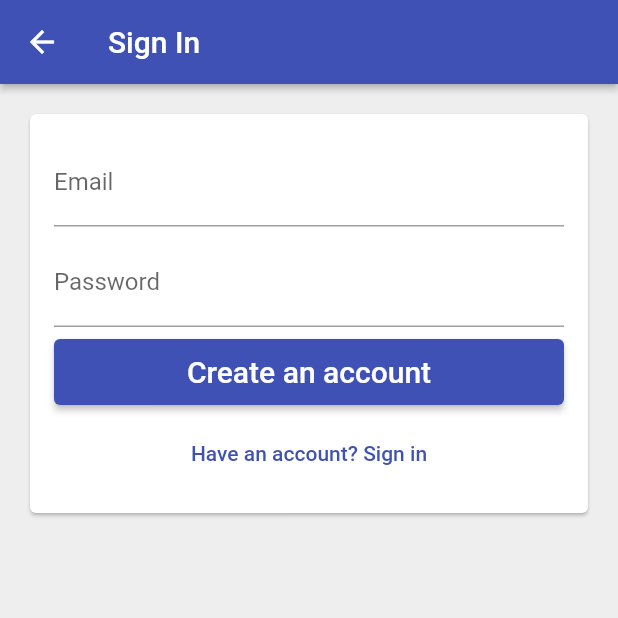
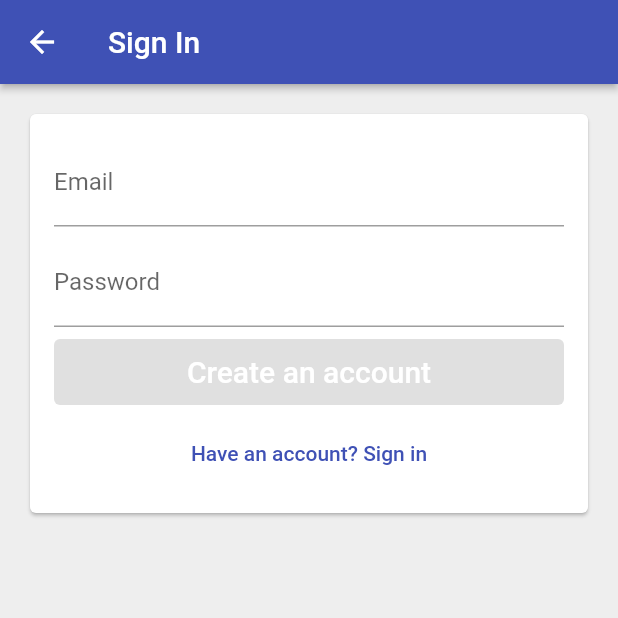
Before and after one commit to EldarioLink/Time_Tracker, a Flutter app: the EmailSignInPage screen opened directly with empty values, after a tap on "Need an account? Register", on a phone screen of 412 x 824 dp, the top half of it. Run offline on Flutter 3.47's test engine with Material 2 defaults, Android fonts, the light colour scheme and no system bars; our stand-ins replace firebase_auth, firebase_core, google_sign_in; missing offline and left inert: flutter_login_facebook; accounts and stored records are empty.

Commit message:
feat: added email and password validation

```diff
--- a/lib/app/sign_in/email_sign_in_form.dart
+++ b/lib/app/sign_in/email_sign_in_form.dart
@@ -1,11 +1,12 @@
 import 'package:flutter/material.dart';
+import 'package:time_tracker/app/sign_in/validators.dart';
 import 'package:time_tracker/common_widgets/form_submit_button.dart';
 import 'package:time_tracker/services/auth.dart';
 
 enum EmailSignInFormType { signIn, register }
 
-class EmailSignInForm extends StatefulWidget {
-  const EmailSignInForm({Key? key, required this.auth}) : super(key: key);
+class EmailSignInForm extends StatefulWidget with EmailAndPasswordValidators {
+  EmailSignInForm({Key? key, required this.auth}) : super(key: key);
   final AuthBase auth;
 
   @override
@@ -15,13 +16,21 @@ class EmailSignInForm extends StatefulWidget {
 class _EmailSignInFormState extends State<EmailSignInForm> {
   final TextEditingController _emailController = TextEditingController();
   final TextEditingController _passwordController = TextEditingController();
+  final FocusNode _emailFocusNode = FocusNode();
+  final FocusNode _passwordFocusNode = FocusNode();
 
   String get _email => _emailController.text;
   String get _password => _passwordController.text;
 
   EmailSignInFormType _formType = EmailSignInFormType.signIn;
+  bool _submitted = false;
+  bool _isLoading = false;
 
   void _submit() async {
+    setState(() {
+      _submitted = true;
+      _isLoading = true;
+    });
     try {
       if (_formType == EmailSignInFormType.signIn) {
         await widget.auth.signInWithEmailandPassword(_email, _password);
@@ -31,10 +40,23 @@ class _EmailSignInFormState extends State<EmailSignInForm> {
       Navigator.of(context).pop();
     } catch (e) {
       print(e.toString());
+    } finally {
+      setState(() {
+        _isLoading = false;
+      });
     }
   }
 
-  void toggleForm() {
+  void _emailEditingComplete() {
+    print(widget.emailValidator.isValid(_email));
+    final newFocus = widget.emailValidator.isValid(_email)
+        ? _passwordFocusNode
+        : _emailFocusNode;
+    FocusScope.of(context).requestFocus(newFocus);
+  }
+
+  void _toggleForm() {
+    _submitted = false;
     setState(() {
       _formType = _formType == EmailSignInFormType.signIn
           ? EmailSignInFormType.register
@@ -51,33 +73,62 @@ class _EmailSignInFormState extends State<EmailSignInForm> {
     final secondaryText = _formType == EmailSignInFormType.signIn
         ? 'Need an account? Register'
         : 'Have an account? Sign in';
+    bool submitEnabled = widget.passwordValidator.isValid(_password) &&
+        widget.emailValidator.isValid(_email) &&
+        !_isLoading;
     return [
-      TextField(
-        controller: _emailController,
-        decoration: InputDecoration(
-          labelText: 'Email',
-          hintText: "test@gmailc.om",
-        ),
-      ),
+      _buildEmailTextField(),
       SizedBox(height: 8.0),
-      TextField(
-        controller: _passwordController,
-        decoration: InputDecoration(
-          labelText: 'Password',
-        ),
-        obscureText: true,
-      ),
+      _buildPasswordTextField(),
       SizedBox(height: 8.0),
       FormSubmitButton(
-        onPressed: _submit,
+        onPressed: submitEnabled ? _submit : null,
         text: primaryText,
       ),
       SizedBox(height: 8.0),
       TextButton(
-        onPressed: toggleForm,
+        onPressed: !_isLoading ? _toggleForm : null,
         child: Text(secondaryText),
       ),
     ];
+  }
+
+  TextField _buildEmailTextField() {
+    bool showErrorText = _submitted && !widget.emailValidator.isValid(_email);
+    return TextField(
+      controller: _emailController,
+      focusNode: _emailFocusNode,
+      decoration: InputDecoration(
+        labelText: 'Email',
+        hintText: "test@gmailc.om",
+        errorText: showErrorText ? widget.invalidEmailErrorText : null,
+        enabled: _isLoading == false,
+      ),
+      autocorrect: false,
+      keyboardType: TextInputType.emailAddress,
+      textInputAction: TextInputAction.next,
+      onChanged: (email) => _updateState(),
+      onEditingComplete: _emailEditingComplete,
+    );
+  }
+
+  TextField _buildPasswordTextField() {
+    bool showErrorText =
+        _submitted && !widget.passwordValidator.isValid(_password);
+
+    return TextField(
+      controller: _passwordController,
+      focusNode: _passwordFocusNode,
+      decoration: InputDecoration(
+        labelText: 'Password',
+        errorText: showErrorText ? widget.invalidPasswordErrorText : null,
+        enabled: _isLoading == false,
+      ),
+      obscureText: true,
+      textInputAction: TextInputAction.done,
+      onChanged: (password) => _updateState(),
+      onEditingComplete: _submit,
+    );
   }
 
   @override
@@ -91,4 +142,8 @@ class _EmailSignInFormState extends State<EmailSignInForm> {
       ),
     );
   }
+
+  void _updateState() {
+    setState(() {});
+  }
 }
--- /dev/null
+++ b/lib/app/sign_in/validators.dart
@@ -0,0 +1,17 @@
+abstract class StringValidator {
+  bool isValid(String value);
+}
+
+class NonEmptyStringValidator implements StringValidator {
+  @override
+  bool isValid(String value) {
+    return value.isNotEmpty;
+  }
+}
+
+class EmailAndPasswordValidators {
+  final StringValidator emailValidator = NonEmptyStringValidator();
+  final StringValidator passwordValidator = NonEmptyStringValidator();
+  final String invalidEmailErrorText = 'Email can\'t be empty';
+  final String invalidPasswordErrorText = 'Password can\'t be empty';
+}
```
